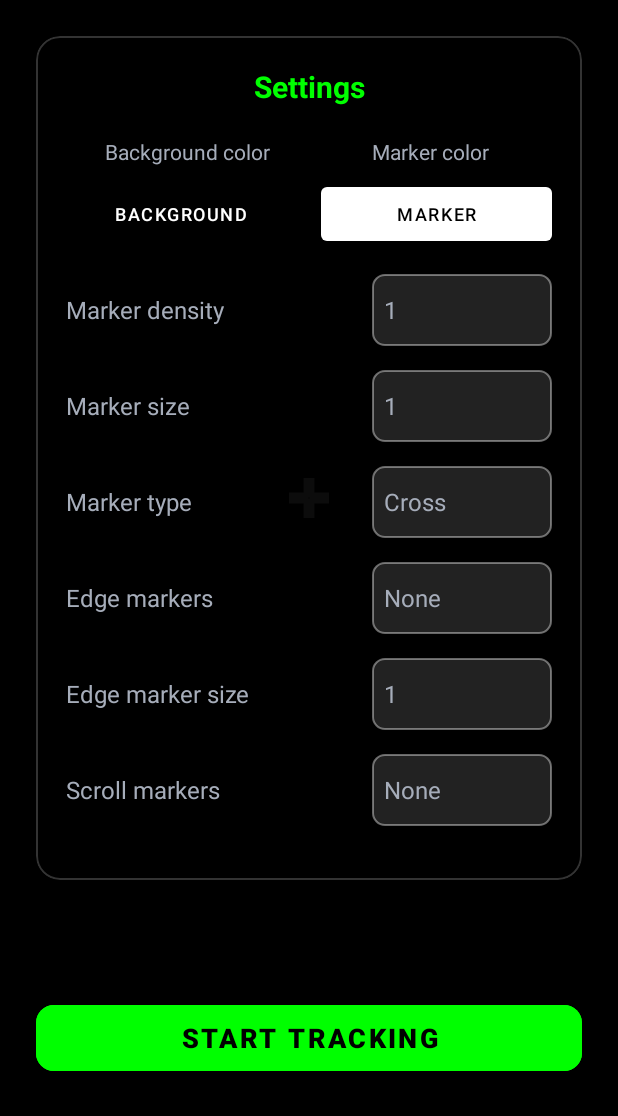
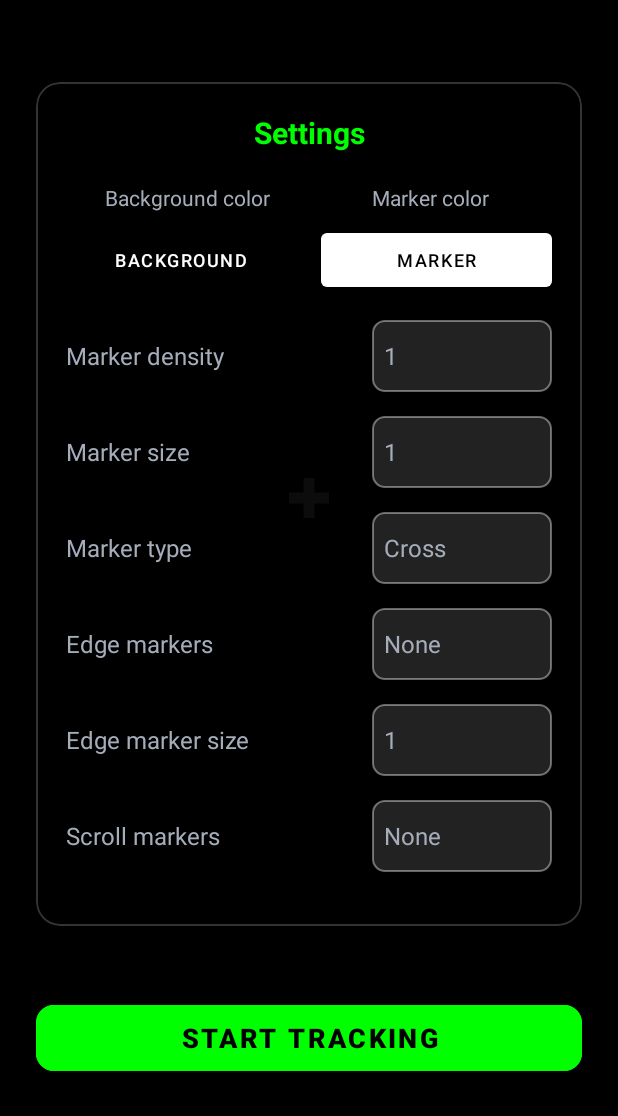
Before and after one commit to B31G3L/Screentrackr, an Android app: the screen it shows after launch (MainActivity), on a phone screen of 412 x 824 dp, the part 120-1236 px from its top. Run offline under Robolectric (Android 15) with nearby library versions, the phone set to English and light mode, and no system bars; libraries missing offline, so code that uses them is left out: com.skydoves.colorpickerview; 1 statement that could not run was skipped.

Commit message:
activity_main: Settings-Card im Scroll-Bereich vertikal zentrieren statt oben andocken

```diff
--- a/app/src/main/res/layout/activity_main.xml
+++ b/app/src/main/res/layout/activity_main.xml
@@ -57,7 +57,7 @@
         app:layout_constraintEnd_toEndOf="parent"
         app:layout_constraintStart_toStartOf="parent" />
 
-    <!-- Einstellungen - scrollbar zwischen Header und Button -->
+    <!-- Einstellungen - scrollbar zwischen Header und Button, vertikal zentriert wenn Platz übrig ist -->
     <androidx.core.widget.NestedScrollView
         android:id="@+id/mainScrollView"
         android:layout_width="0dp"
@@ -70,6 +70,12 @@
         app:layout_constraintEnd_toEndOf="parent"
         app:layout_constraintStart_toStartOf="parent"
         app:layout_constraintTop_toBottomOf="@+id/imageView">
+
+        <LinearLayout
+            android:layout_width="match_parent"
+            android:layout_height="match_parent"
+            android:gravity="center_vertical"
+            android:orientation="vertical">
 
         <androidx.constraintlayout.widget.ConstraintLayout
             android:layout_width="match_parent"
@@ -346,6 +352,8 @@
 
         </androidx.constraintlayout.widget.ConstraintLayout>
 
+        </LinearLayout>
+
     </androidx.core.widget.NestedScrollView>
 
 </androidx.constraintlayout.widget.ConstraintLayout>
```
